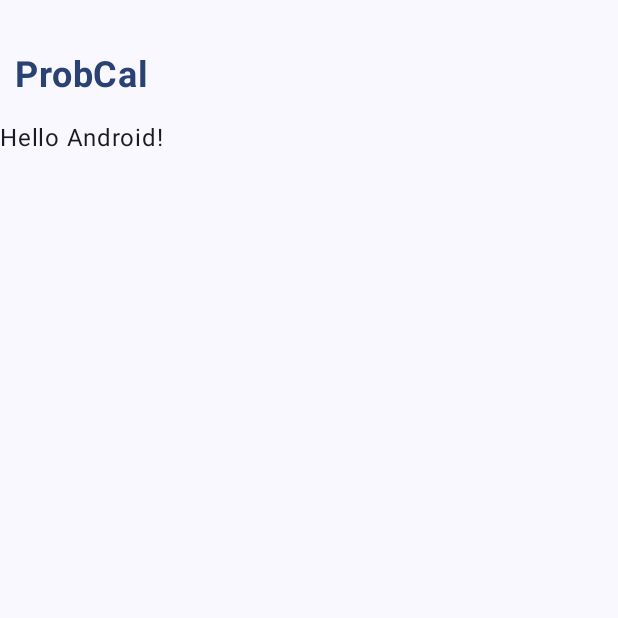
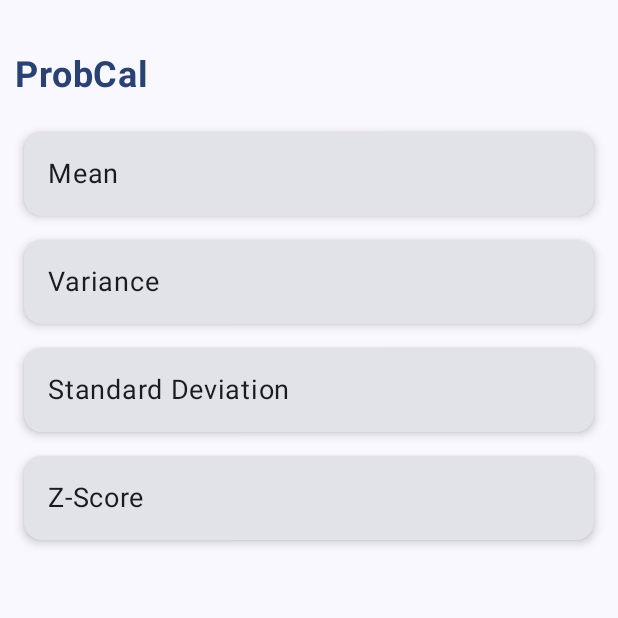
Before and after one commit to Ryanny-y/ProbCall, an Android app built with Jetpack Compose: the screen it shows after launch (MainActivity), on a phone screen of 412 x 824 dp, the top half of it. Run offline under Robolectric (Android 15) with nearby library versions, the phone set to English and light mode, and no system bars.

Commit message:
Display Available Calculators

```diff
--- a/app/src/main/java/com/example/probcal/MainActivity.kt
+++ b/app/src/main/java/com/example/probcal/MainActivity.kt
@@ -12,6 +12,7 @@ import androidx.compose.runtime.Composable
 import androidx.compose.ui.Modifier
 import androidx.compose.ui.tooling.preview.Preview
 import com.example.probcal.ui.HeaderBar
+import com.example.probcal.ui.HomeComp
 import com.example.probcal.ui.theme.ProbCalTheme
 
 class MainActivity : ComponentActivity() {
@@ -22,21 +23,14 @@ class MainActivity : ComponentActivity() {
             ProbCalTheme {
                 Scaffold(
                     modifier = Modifier.fillMaxSize(),
-                    topBar = { HeaderBar() }
+                    topBar = { HeaderBar() },
+                    bottomBar = {
+
+                    }
                 ) { innerPadding ->
-                    Greeting(
-                        name = "Android",
-                        modifier = Modifier.padding(innerPadding))
+                    HomeComp(modifier = Modifier.padding(innerPadding))
                 }
             }
         }
     }
 }
-
-@Composable
-fun Greeting(name: String, modifier: Modifier = Modifier) {
-    Text(
-        text = "Hello $name!",
-        modifier = modifier
-    )
-}
--- a/app/src/main/java/com/example/probcal/ui/Home.kt
+++ b/app/src/main/java/com/example/probcal/ui/Home.kt
@@ -1,8 +1,32 @@
 package com.example.probcal.ui
 
+import androidx.compose.foundation.background
+import androidx.compose.foundation.layout.PaddingValues
+import androidx.compose.foundation.layout.fillMaxWidth
+import androidx.compose.foundation.lazy.LazyColumn
+import androidx.compose.foundation.lazy.items
+import androidx.compose.material3.MaterialTheme
 import androidx.compose.runtime.Composable
+import androidx.compose.ui.Modifier
+import androidx.compose.ui.unit.dp
+import com.example.probcal.ui.component.CalculatorCard
 
 @Composable
-fun HomeComp () {
+fun HomeComp (modifier: Modifier) {
+    val calculators = listOf(
+        "Mean",
+        "Variance",
+        "Standard Deviation",
+        "Z-Score"
+    )
 
+    LazyColumn(
+        modifier = modifier.fillMaxWidth()
+    ) {
+        items(calculators) { calc ->
+            CalculatorCard(name = calc) {
+                println("Clicked: $calc")
+            }
+        }
+    }
 }
--- /dev/null
+++ b/app/src/main/java/com/example/probcal/ui/component/CalculatorCard.kt
@@ -0,0 +1,41 @@
+package com.example.probcal.ui.component
+
+import androidx.compose.foundation.clickable
+import androidx.compose.foundation.layout.Box
+import androidx.compose.foundation.layout.fillMaxWidth
+import androidx.compose.foundation.layout.padding
+import androidx.compose.foundation.shape.RoundedCornerShape
+import androidx.compose.material3.Card
+import androidx.compose.material3.CardDefaults
+import androidx.compose.material3.MaterialTheme
+import androidx.compose.material3.Text
+import androidx.compose.runtime.Composable
+import androidx.compose.ui.Modifier
+import androidx.compose.ui.unit.dp
+import androidx.compose.ui.unit.sp
+
+@Composable
+fun CalculatorCard(
+    name: String,
+    onClick: () -> Unit
+) {
+    Card(
+        modifier = Modifier
+            .fillMaxWidth()
+            .padding(horizontal = 16.dp, vertical = 8.dp)
+            .clickable { onClick() },
+        shape = RoundedCornerShape(12.dp),
+        elevation = CardDefaults.cardElevation(defaultElevation = 4.dp)
+    ) {
+        Box(
+            modifier = Modifier
+                .padding(16.dp)
+        ) {
+            Text(
+                text = name,
+                fontSize = 18.sp,
+                color = MaterialTheme.colorScheme.onSurface
+            )
+        }
+    }
+}
```
